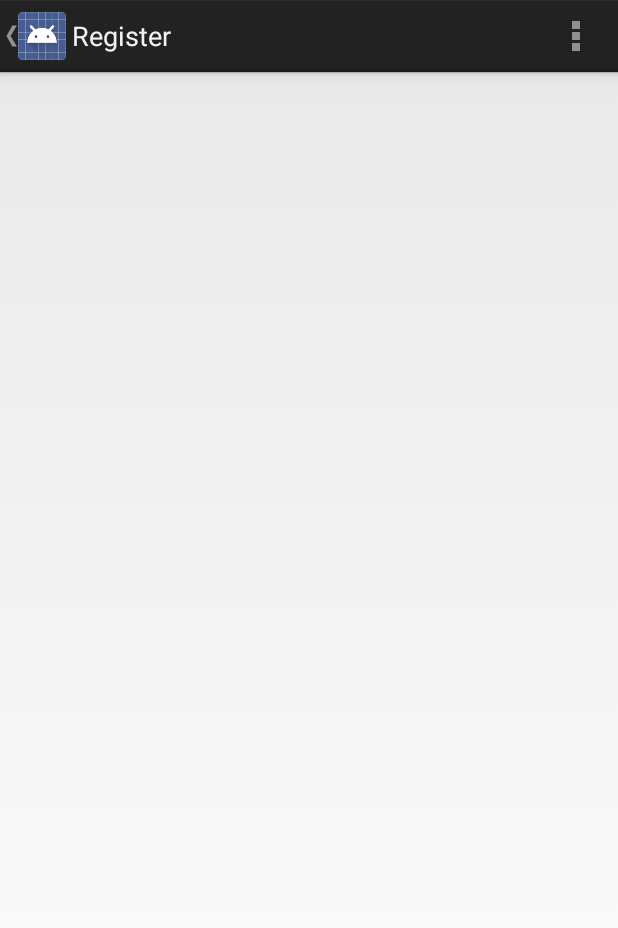
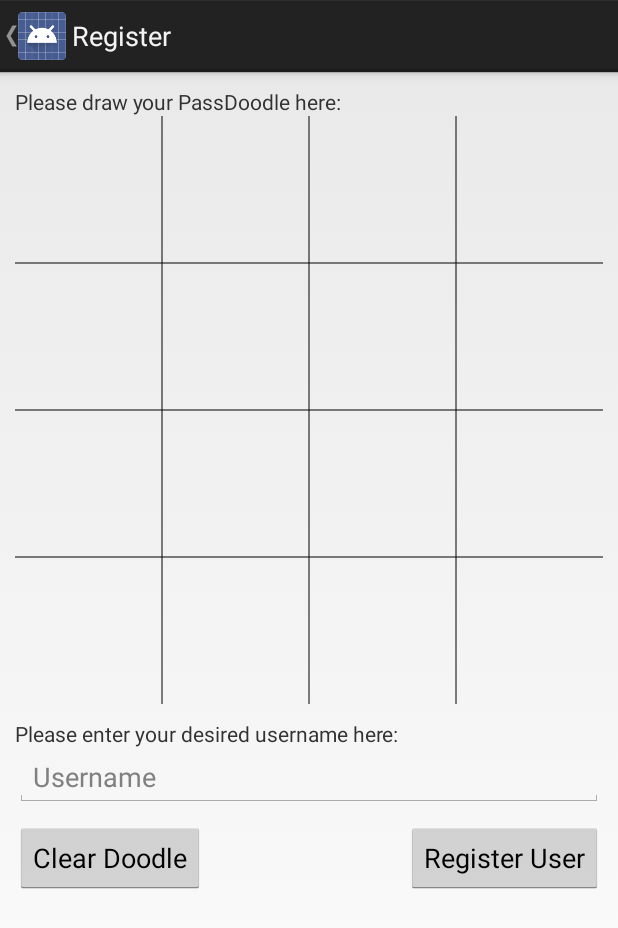
Before and after one commit to Tnoyt123/PassDoodle, an Android app: the RegisterUserActivity screen opened directly, with no data from a screen before it, on a phone screen of 412 x 824 dp. Shown: the top 928 px of the screen. Run offline under Robolectric (Android 15) with nearby library versions, the phone set to English and light mode, and no system bars.

Commit message:
Added basic UI to MainMenu, RegisterActivity

```diff
--- a/Unsecure Version/PassDoodle-Unsecure/app/src/main/java/com/grimnirdesigns/passdoodle_unsecure/app/DrawingBoardView.java
+++ b/Unsecure Version/PassDoodle-Unsecure/app/src/main/java/com/grimnirdesigns/passdoodle_unsecure/app/DrawingBoardView.java
@@ -7,6 +7,7 @@ import android.graphics.Color;
 import android.graphics.Paint;
 import android.graphics.Path;
 import android.util.AttributeSet;
+import android.view.MotionEvent;
 import android.view.View;
 
 
@@ -15,10 +16,13 @@ import android.view.View;
  */
 public class DrawingBoardView extends View {
 
-    Bitmap mCanvasBitmap;
-    Path mDrawPath;
-    Canvas mBoardCanvas;
-    Paint mDrawPaint, mCanvasPaint;
+    private Bitmap mCanvasBitmap;
+    private Path mDrawPath;
+    private Canvas mBoardCanvas;
+    private Paint mDrawPaint, mCanvasPaint;
+    private boolean mDrawingEnabled; //Allows or disallows drawing. Used to force one-stroke designs
+
+    private final int GRID_SIZE = 4;
 
     public DrawingBoardView(Context context, AttributeSet attrs) {
         super(context, attrs);
@@ -38,6 +42,8 @@ public class DrawingBoardView extends View {
         mDrawPaint.setStrokeCap(Paint.Cap.ROUND);
 
         mCanvasPaint = new Paint(Paint.DITHER_FLAG);
+
+        mDrawingEnabled = true;
     }
 
     public void clearDrawing() {
@@ -47,16 +53,32 @@ public class DrawingBoardView extends View {
         invalidate();
     }
 
+    /*
+    Add grid lines to a canvas to make replicating designs easier
+    @param canvas       The Canvas the grid lines are to be added to
+     */
     private void addGrid(Canvas canvas) {
+        Paint gridPaint = new Paint();
+
+        gridPaint.setColor(Color.BLACK);
+        gridPaint.setStrokeWidth(1);
+
         int width = canvas.getWidth();
-        int height = canvas.getHeight();
 
-        //TODO
+        int gridSquareEdge = width / GRID_SIZE;
+
+        for (int i=1; i < GRID_SIZE; i++) {
+            canvas.drawLine((float)gridSquareEdge*i, 0, (float)gridSquareEdge*i,(float)getHeight(), gridPaint);
+            canvas.drawLine(0, (float)gridSquareEdge*i,(float)getWidth(), (float)gridSquareEdge*i, gridPaint);
+        }
+
+        //canvas.drawRect(0, 0, getWidth(), getHeight(), gridPaint);
     }
 
     @Override
     protected void onDraw(Canvas canvas) {
-
+        canvas.drawBitmap(mCanvasBitmap, 0, 0, mCanvasPaint);
+        canvas.drawPath(mDrawPath, mDrawPaint);
     }
 
     @Override
@@ -65,6 +87,7 @@ public class DrawingBoardView extends View {
 
         mCanvasBitmap = Bitmap.createBitmap(w, h, Bitmap.Config.ARGB_8888);
         mBoardCanvas = new Canvas(mCanvasBitmap);
+        addGrid(mBoardCanvas);
     }
 
     @Override
@@ -85,4 +108,41 @@ public class DrawingBoardView extends View {
         setMeasuredDimension(width, height);
     }
 
+    @Override
+    public boolean onTouchEvent(MotionEvent event) {
+        float touchX = event.getX();
+        float touchY = event.getY();
+
+        if (mDrawingEnabled) {
+            switch (event.getAction()) {
+                case MotionEvent.ACTION_DOWN:
+                    mDrawPath.moveTo(touchX, touchY);
+                    break;
+                case MotionEvent.ACTION_MOVE:
+                    mDrawPath.lineTo(touchX, touchY);
+                    break;
+                case MotionEvent.ACTION_UP:
+                    mDrawingEnabled = false;
+                    break;
+                default:
+                    return false;
+
+            }
+            invalidate();
+        }
+        return true;
+    }
+
+    /*
+    Get the Path stored in mDrawPath.
+    @return     The Path that stores the drawn shape
+     */
+    public Path getDrawPath() {
+        return mDrawPath;}
+
+    public void resetDrawPath() {
+        mDrawPath.reset();
+        mDrawingEnabled = true;
+    }
+
 }
--- a/Unsecure Version/PassDoodle-Unsecure/app/src/main/java/com/grimnirdesigns/passdoodle_unsecure/app/MainMenuActivity.java
+++ b/Unsecure Version/PassDoodle-Unsecure/app/src/main/java/com/grimnirdesigns/passdoodle_unsecure/app/MainMenuActivity.java
@@ -3,6 +3,7 @@ package com.grimnirdesigns.passdoodle_unsecure.app;
 import android.app.Activity;
 import android.app.Fragment;
 import android.app.FragmentManager;
+import android.content.Intent;
 import android.os.Bundle;
 
 public class MainMenuActivity extends Activity implements MainMenuFragment.OnMainMenuFragmentInteractionListener{
@@ -26,5 +27,7 @@ public class MainMenuActivity extends Activity implements MainMenuFragment.OnMai
     @Override
     public void onFragmentRegisterButtonPressed() {
         //Load Register activity
+        Intent i = new Intent(this, RegisterUserActivity.class);
+        startActivity(i);
     }
 }
--- a/Unsecure Version/PassDoodle-Unsecure/app/src/main/java/com/grimnirdesigns/passdoodle_unsecure/app/RegisterUserActivity.java
+++ b/Unsecure Version/PassDoodle-Unsecure/app/src/main/java/com/grimnirdesigns/passdoodle_unsecure/app/RegisterUserActivity.java
@@ -1,36 +1,58 @@
 package com.grimnirdesigns.passdoodle_unsecure.app;
 
 import android.app.Activity;
+import android.graphics.Path;
 import android.os.Bundle;
 import android.view.Menu;
 import android.view.MenuItem;
+import android.view.View;
+import android.widget.Button;
+import android.widget.EditText;
 
 
 public class RegisterUserActivity extends Activity {
+
+    private Button mClearDoodleButton, mSubmitButton;
+    private DrawingBoardView mDrawingBoardView;
+    private EditText mUserNameEditText;
 
     @Override
     protected void onCreate(Bundle savedInstanceState) {
         super.onCreate(savedInstanceState);
         setContentView(R.layout.activity_register_user);
+
+        mClearDoodleButton = (Button)findViewById(R.id.activity_register_user_ClearDoodleButton);
+        mClearDoodleButton.setOnClickListener(new View.OnClickListener() {
+            @Override
+            public void onClick(View v) {
+                clearDoodle();
+            }
+        });
+
+        mSubmitButton = (Button)findViewById(R.id.activity_register_user_SubmitButton);
+        mSubmitButton.setOnClickListener(new View.OnClickListener() {
+            @Override
+            public void onClick(View v) {
+                submitRegistration();
+            }
+        });
+
+        mDrawingBoardView = (DrawingBoardView)findViewById(R.id.activity_register_user_DrawingBoardView);
+
+        mUserNameEditText = (EditText)findViewById(R.id.activity_register_user_UserNameEditText);
     }
 
-
-    @Override
-    public boolean onCreateOptionsMenu(Menu menu) {
-        // Inflate the menu; this adds items to the action bar if it is present.
-        getMenuInflater().inflate(R.menu.register_user, menu);
-        return true;
+    private void clearDoodle() {
+        mDrawingBoardView.resetDrawPath();
+        mDrawingBoardView.clearDrawing();
     }
 
-    @Override
-    public boolean onOptionsItemSelected(MenuItem item) {
-        // Handle action bar item clicks here. The action bar will
-        // automatically handle clicks on the Home/Up button, so long
-        // as you specify a parent activity in AndroidManifest.xml.
-        int id = item.getItemId();
-        if (id == R.id.action_settings) {
-            return true;
-        }
-        return super.onOptionsItemSelected(item);
+    private void submitRegistration() {
+
+    }
+
+    private String pathToString(Path path) {
+
+        return null;
     }
 }
--- a/Unsecure Version/PassDoodle-Unsecure/app/src/main/res/layout/activity_register_user.xml
+++ b/Unsecure Version/PassDoodle-Unsecure/app/src/main/res/layout/activity_register_user.xml
@@ -2,5 +2,52 @@
     android:orientation="vertical"
     android:layout_width="fill_parent"
     android:layout_height="fill_parent"
+    android:padding="10dp"
     xmlns:android="http://schemas.android.com/apk/res/android">
+
+    <TextView
+        android:layout_width="match_parent"
+        android:layout_height="wrap_content"
+        android:text="@string/activity_register_user_PassDoodleHere"/>
+
+    <com.grimnirdesigns.passdoodle_unsecure.app.DrawingBoardView
+        android:id="@+id/activity_register_user_DrawingBoardView"
+        android:layout_width="wrap_content"
+        android:layout_height="wrap_content"
+        android:layout_weight="1"
+        android:layout_gravity="center_horizontal"/>
+
+    <TextView
+        android:layout_marginTop="10dp"
+        android:layout_width="match_parent"
+        android:layout_height="wrap_content"
+        android:text="@string/activity_register_user_UserNameHere"/>
+
+    <EditText
+        android:id="@+id/activity_register_user_UserNameEditText"
+        android:layout_width="match_parent"
+        android:layout_height="wrap_content"
+        android:hint="@string/activity_register_user_UserNameHint"
+        android:layout_marginBottom="10dp"/>
+
+    <RelativeLayout
+        android:layout_width="match_parent"
+        android:layout_height="wrap_content">
+
+        <Button
+            android:id="@+id/activity_register_user_ClearDoodleButton"
+            android:layout_width="wrap_content"
+            android:layout_height="wrap_content"
+            android:layout_alignParentLeft="true"
+            android:text="@string/activity_register_user_ClearDoodle"/>
+
+        <Button
+            android:id="@+id/activity_register_user_SubmitButton"
+            android:layout_width="wrap_content"
+            android:layout_height="wrap_content"
+            android:layout_alignParentRight="true"
+            android:text="@string/activity_register_user_Submit"/>
+
+    </RelativeLayout>
+
 </LinearLayout>
--- a/Unsecure Version/PassDoodle-Unsecure/app/src/main/res/values/strings.xml
+++ b/Unsecure Version/PassDoodle-Unsecure/app/src/main/res/values/strings.xml
@@ -6,7 +6,12 @@
     <string name="action_settings">Settings</string>
     <string name="Login">Login</string>
     <string name="Register">Register</string>
+
     <string name="title_activity_register_user">Register</string>
-    <string name="hello_world">Hello world!</string>
+    <string name="activity_register_user_PassDoodleHere">Please draw your PassDoodle here:</string>
+    <string name="activity_register_user_UserNameHere">Please enter your desired username here:</string>
+    <string name="activity_register_user_UserNameHint">Username</string>
+    <string name="activity_register_user_ClearDoodle">Clear Doodle</string>
+    <string name="activity_register_user_Submit">Register User</string>
 
 </resources>
```
Also changed, not shown: 1 other file.
